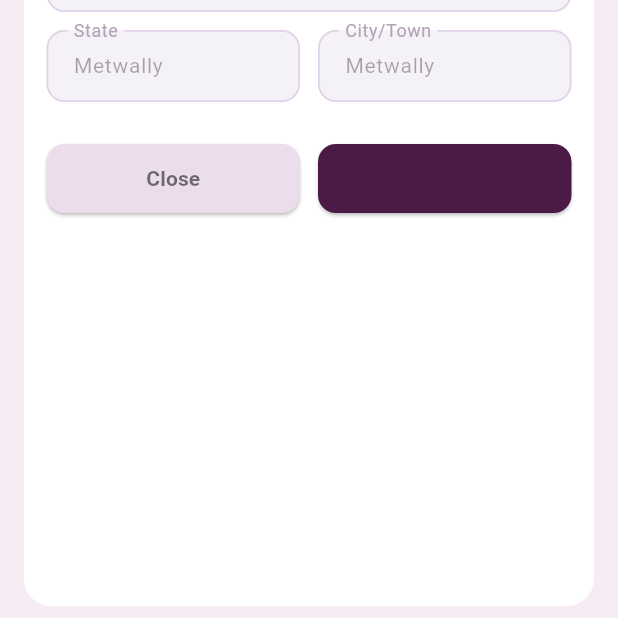
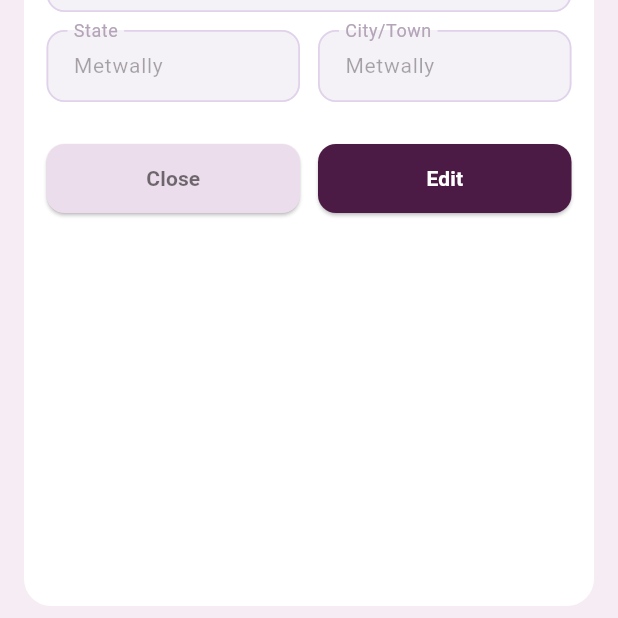
Before and after one commit to IbrahimElshishtawy/animel_setup, a Flutter app: the MyAccountScreen screen opened by its route, on a phone screen of 412 x 824 dp, the part 618-1236 px from its top. Run offline on Flutter 3.47's test engine with Material 3 defaults, Android fonts, the phone set to English and light mode, and no system bars; our stand-ins replace go_router; Roboto replaces fonts that are missing (Poppins).

Commit message:
Update account_buttons_row.dart

```diff
--- a/animel_core/lib/features/profile/widgets/account_buttons_row.dart
+++ b/animel_core/lib/features/profile/widgets/account_buttons_row.dart
@@ -49,7 +49,10 @@ class AccountButtonsRow extends StatelessWidget {
               onPressed: onEdit,
               child: const Text(
                 'Edit',
-                style: TextStyle(fontWeight: FontWeight.w600),
+                style: TextStyle(
+                  fontWeight: FontWeight.w600,
+                  color: Colors.white,
+                ),
               ),
             ),
           ),
```
